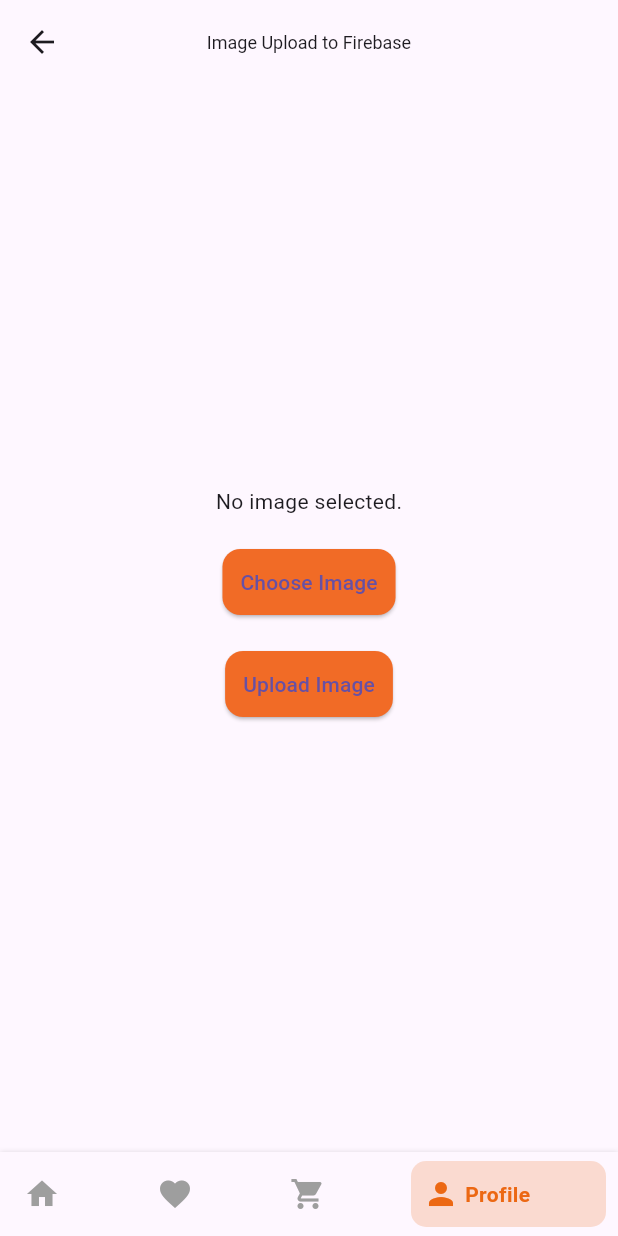
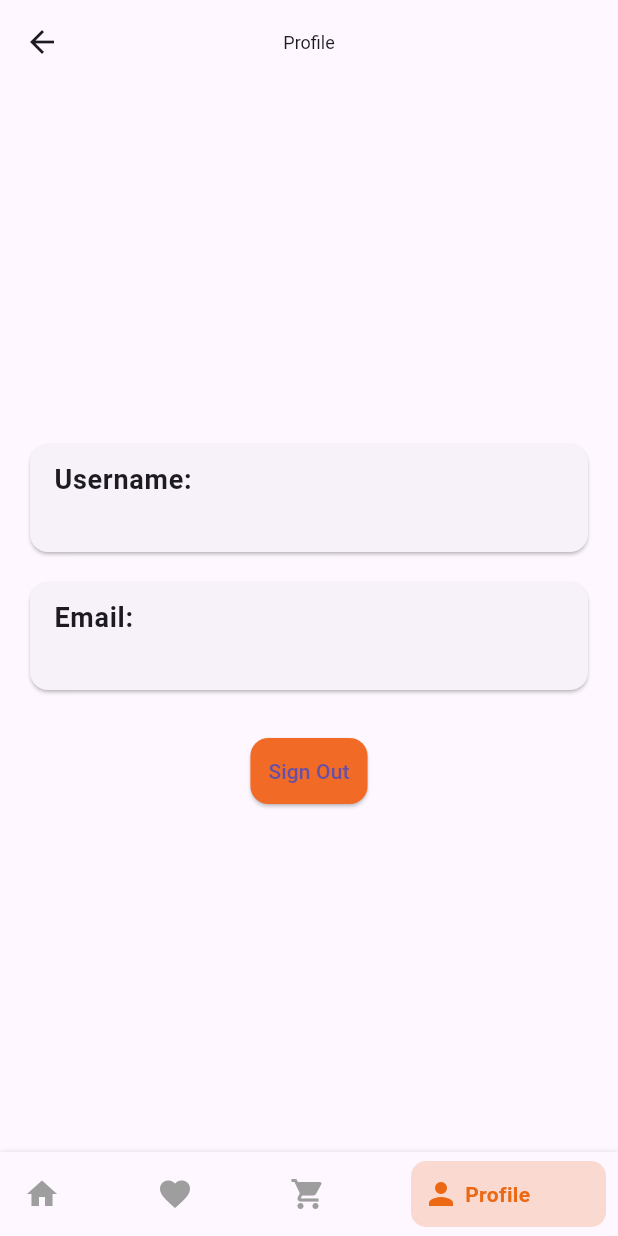
Before and after one commit to urmid2003/FinalYearProject24, a Flutter app: the HomeScreen screen opened directly, item 4 of the bottom bar chosen, on a phone screen of 412 x 824 dp. Run offline on Flutter 3.47's test engine with Material 3 defaults, Android fonts, the light colour scheme and no system bars; drawn by our look-alikes of bottom_navy_bar; our stand-ins replace cloud_firestore, firebase_auth, firebase_core, flutter_rating_bar, font_awesome_flutter, get and 2 more; missing offline and left inert: razorpay_flutter; accounts and stored records are empty.

Commit message:
logout page done

```diff
--- a/lib/src/view/screen/home_screen.dart
+++ b/lib/src/view/screen/home_screen.dart
@@ -15,7 +15,7 @@
     ProductListScreen(),
     FavoriteScreen(),
     CartScreen(),
-    ImageUploadScreen()
+    ProfileScreen()
   ];
 
   @override
--- a/lib/src/view/screen/profile_screen.dart
+++ b/lib/src/view/screen/profile_screen.dart
@@ -1,110 +1,92 @@
-import 'dart:io';
-import 'package:firebase_core/firebase_core.dart';
+import 'package:cloud_firestore/cloud_firestore.dart';
+import 'package:firebase_auth/firebase_auth.dart';
 import 'package:flutter/material.dart';
-import 'package:image_picker/image_picker.dart';
-import 'package:firebase_storage/firebase_storage.dart';
-import 'package:path/path.dart' as Path;
 
-Future<void> main() async {
-  await Firebase.initializeApp(
-      options: FirebaseOptions(
-          apiKey: 'AIzaSyAJKu77gyC9jKnqY8RtaNZ5423Hf08hXws',
-          appId: '1:1033859424853:android:7db7c3931243ac7c92aadc',
-          messagingSenderId: '1033859424853',
-          projectId: 'signin-8fb6a',
-          storageBucket: 'signin-8fb6a.appspot.com'));
-  runApp(MyApp());
+import 'signin_screen.dart';
+
+void main() {
+  runApp(ProfileScreen());
 }
 
-class MyApp extends StatelessWidget {
+class ProfileScreen extends StatefulWidget {
+  const ProfileScreen({Key? key}) : super(key: key);
+
   @override
-  Widget build(BuildContext context) {
-    return MaterialApp(
-      title: 'Image Upload to Firebase',
-      theme: ThemeData(
-        primarySwatch: Colors.blue,
-      ),
-      home: ImageUploadScreen(),
-    );
-  }
+  _ProfileScreenState createState() => _ProfileScreenState();
 }
 
-class ImageUploadScreen extends StatefulWidget {
-  const ImageUploadScreen({Key? key}) : super(key: key);
-  @override
-  _ImageUploadScreenState createState() => _ImageUploadScreenState();
-}
-
-class _ImageUploadScreenState extends State<ImageUploadScreen> {
-  File? _image;
-  final picker = ImagePicker();
-  String _uploadedFileURL = '';
-
-  Future getImage() async {
-    final pickedFile = await picker.pickImage(source: ImageSource.gallery);
-
-    setState(() {
-      if (pickedFile != null) {
-        _image = File(pickedFile.path);
-      } else {
-        print('No image selected.');
-      }
-    });
-  }
-
-  Future uploadImageToFirebase() async {
-    if (_image == null) return;
-
-    Reference storageReference = FirebaseStorage.instance
-        .ref()
-        .child('images/${Path.basename(_image!.path)}');
-    UploadTask uploadTask = storageReference.putFile(_image!);
-    await uploadTask.whenComplete(() async {
-      print('File uploaded');
-      await storageReference.getDownloadURL().then((fileURL) {
-        setState(() {
-          _uploadedFileURL = fileURL;
-        });
-      });
-    });
-  }
+class _ProfileScreenState extends State<ProfileScreen> {
+  final FirebaseAuth _auth = FirebaseAuth.instance;
+  final FirebaseFirestore _firestore = FirebaseFirestore.instance;
 
   @override
   Widget build(BuildContext context) {
     return Scaffold(
       appBar: AppBar(
-        title: Text('Image Upload to Firebase'),
+        title: Text('Profile'),
       ),
       body: Center(
         child: Column(
           mainAxisAlignment: MainAxisAlignment.center,
-          children: <Widget>[
-            _image != null
-                ? Image.file(
-                    _image!,
-                    height: 200,
-                  )
-                : Text('No image selected.'),
-            SizedBox(
-              height: 20,
+          children: [
+            StreamBuilder<DocumentSnapshot>(
+              stream: _firestore
+                  .collection('users')
+                  .doc(_auth.currentUser!.uid)
+                  .snapshots(),
+              builder: (context, snapshot) {
+                if (!snapshot.hasData) {
+                  return CircularProgressIndicator();
+                }
+                var userData = snapshot.data!.data() as Map<String, dynamic>;
+                return Card(
+                  margin: EdgeInsets.symmetric(horizontal: 20, vertical: 10),
+                  child: ListTile(
+                    title: Text(
+                      'Username:',
+                      style: TextStyle(fontSize: 18, fontWeight: FontWeight.bold),
+                    ),
+                    subtitle: Text(
+                      '${userData['username']}',
+                      style: TextStyle(fontSize: 16),
+                    ),
+                  ),
+                );
+              },
             ),
+            Card(
+              margin: EdgeInsets.symmetric(horizontal: 20, vertical: 10),
+              child: ListTile(
+                title: Text(
+                  'Email:',
+                  style: TextStyle(fontSize: 18, fontWeight: FontWeight.bold),
+                ),
+                subtitle: Text(
+                  _auth.currentUser!.email!,
+                  style: TextStyle(fontSize: 16),
+                ),
+              ),
+            ),
+            SizedBox(height: 20),
             ElevatedButton(
-              onPressed: getImage,
-              child: Text('Choose Image'),
+              onPressed: () async {
+                try {
+                  await _auth.signOut();
+                  Navigator.of(context).pushReplacement(
+                    MaterialPageRoute(
+                      builder: (context) => SignInScreen(), // Navigate to the sign-in page
+                    ),
+                  );
+                } catch (e) {
+                  ScaffoldMessenger.of(context).showSnackBar(
+                    SnackBar(
+                      content: Text('Failed to sign out. Please try again.'),
+                    ),
+                  );
+                }
+              },
+              child: Text('Sign Out'),
             ),
-            SizedBox(
-              height: 20,
-            ),
-            ElevatedButton(
-              onPressed: uploadImageToFirebase,
-              child: Text('Upload Image'),
-            ),
-            SizedBox(
-              height: 20,
-            ),
-            _uploadedFileURL.isNotEmpty
-                ? Text('Uploaded Image URL: $_uploadedFileURL')
-                : Container(),
           ],
         ),
       ),
```
